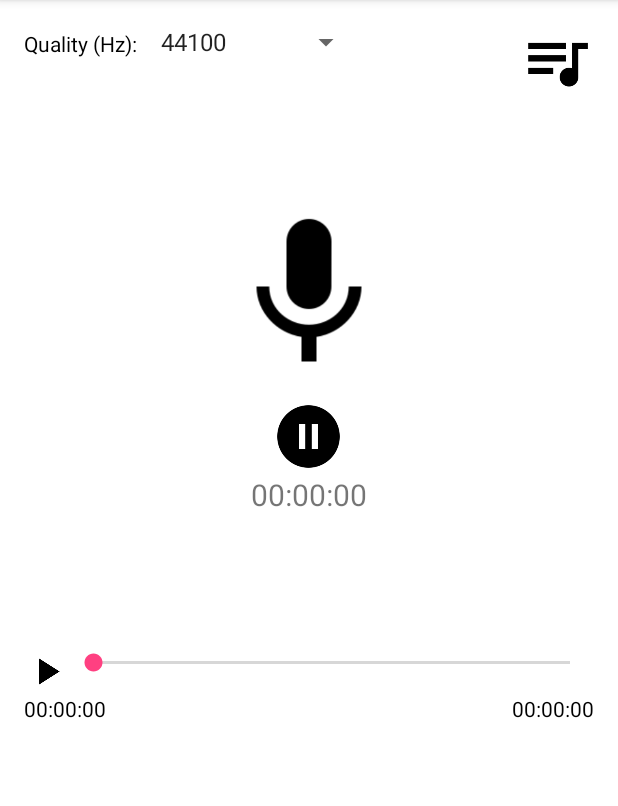
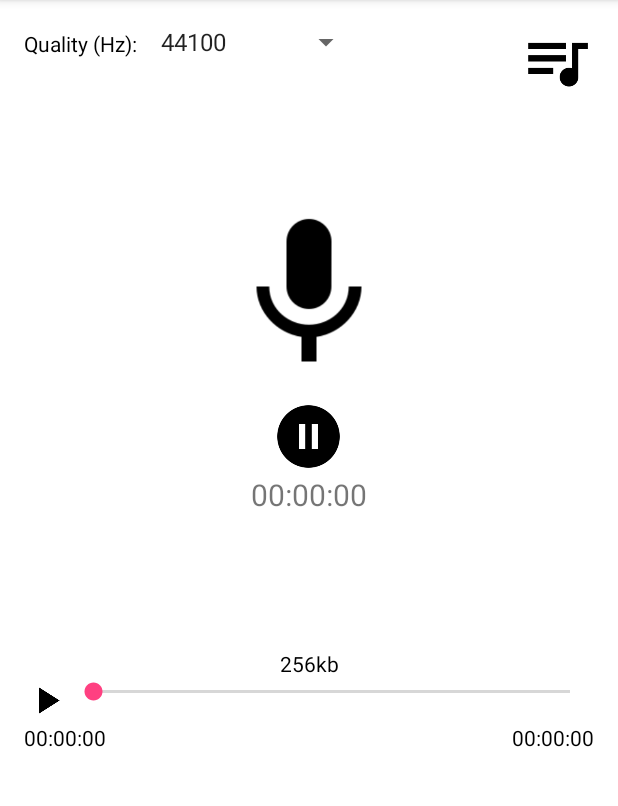
Before and after one commit to mopat/VoiceRecorderHD, an Android app: the screen it shows after launch (MainActivity), on a phone screen of 412 x 824 dp, the part 84-890 px from its top. Run offline under Robolectric (Android 15) with nearby library versions, the phone set to English and light mode, and no system bars; 1 statement that could not run was skipped.

Commit message:
- round filesize

```diff
--- a/app/src/main/java/com/mopat/patrick/voicerecorderhd/MainActivity.java
+++ b/app/src/main/java/com/mopat/patrick/voicerecorderhd/MainActivity.java
@@ -39,7 +39,7 @@ public class MainActivity extends AppCompatActivity implements PlaybackListener,
     private Recorder recorder;
     private Recording recording;
     private SeekBar seekBar;
-    private TextView playbackTime, durationTime, filenameTextView, recordDurationTextView;
+    private TextView playbackTime, durationTime, filenameTextView, recordDurationTextView, filesizeTextView;
     private Spinner samplerateSpinner;
     private Resources res;
     private VisualizerView mVisualizerView;
@@ -87,6 +87,7 @@ public class MainActivity extends AppCompatActivity implements PlaybackListener,
         durationTime = (TextView) findViewById(R.id.duration_time);
         filenameTextView = (TextView) findViewById(R.id.filename_text_view);
         recordDurationTextView = (TextView) findViewById(R.id.record_duration_textview);
+        filesizeTextView = (TextView) findViewById(R.id.filesize_text_view);
         mVisualizerView = (VisualizerView) findViewById(R.id.myvisualizerview);
         mVisualizerView.updateVisualizer(resetBytes);
         recorder = new Recorder(getApplicationContext());
@@ -263,7 +264,9 @@ public class MainActivity extends AppCompatActivity implements PlaybackListener,
     private void initRecording(String filePath, String filename, int samplerate) {
         recording = new Recording(filePath, samplerate, MainActivity.this);
         filenameTextView.setText(filename);
+        Log.d("filesize", String.valueOf(recording.getFileSize()));
         recordDurationTextView.setText(formatTime(recording.getDurationInMs()));
+        filesizeTextView.setText(recording.getFormattedFileSize());
         durationTime.setText(formatTime(recording.getDurationInMs()));
         seekBar.setMax(recording.getDurationInMs());
 
--- a/app/src/main/res/layout/activity_main.xml
+++ b/app/src/main/res/layout/activity_main.xml
@@ -53,15 +53,16 @@
         android:layout_width="120dp"
         android:layout_height="120dp"
         android:layout_gravity="center_horizontal"
-        android:background="@drawable/ic_mic_black_48dp"
-        android:layout_marginTop="70dp" />
+        android:layout_marginTop="70dp"
+        android:background="@drawable/ic_mic_black_48dp" />
+
     <ImageButton
         android:id="@+id/pause_recording_button"
         android:layout_width="50dp"
         android:layout_height="50dp"
         android:layout_gravity="center_horizontal"
-        android:background="@drawable/ic_pause_circle_filled_black_48dp"
-        android:layout_marginTop="10dp" />
+        android:layout_marginTop="10dp"
+        android:background="@drawable/ic_pause_circle_filled_black_48dp" />
 
     <TextView
         android:id="@+id/record_duration_textview"
@@ -83,6 +84,16 @@
         android:layout_gravity="center_horizontal"
         android:gravity="center"
         android:textColor="#000" />
+
+
+    <TextView
+        android:id="@+id/filesize_text_view"
+        android:layout_width="match_parent"
+        android:layout_height="wrap_content"
+        android:layout_gravity="center_horizontal"
+        android:gravity="center"
+        android:textColor="#000"
+        android:text="256kb" />
     <LinearLayout
         android:layout_width="match_parent"
         android:layout_height="wrap_content"
@@ -102,15 +113,15 @@
             android:layout_height="wrap_content"
             android:layout_gravity="center_horizontal"
             android:clickable="false"
-            android:enabled="false"
-            />
+            android:enabled="false" />
+
         <ImageButton
             android:id="@+id/stop_button"
             android:layout_width="20dp"
             android:layout_height="20dp"
             android:layout_gravity="center_horizontal"
             android:background="@drawable/ic_stop_black_48dp"
-            android:visibility="gone"/>
+            android:visibility="gone" />
     </LinearLayout>
 
 
```
Also changed, not shown: app/src/main/java/com/mopat/patrick/voicerecorderhd/Recording.java (+25 -11 lines).
